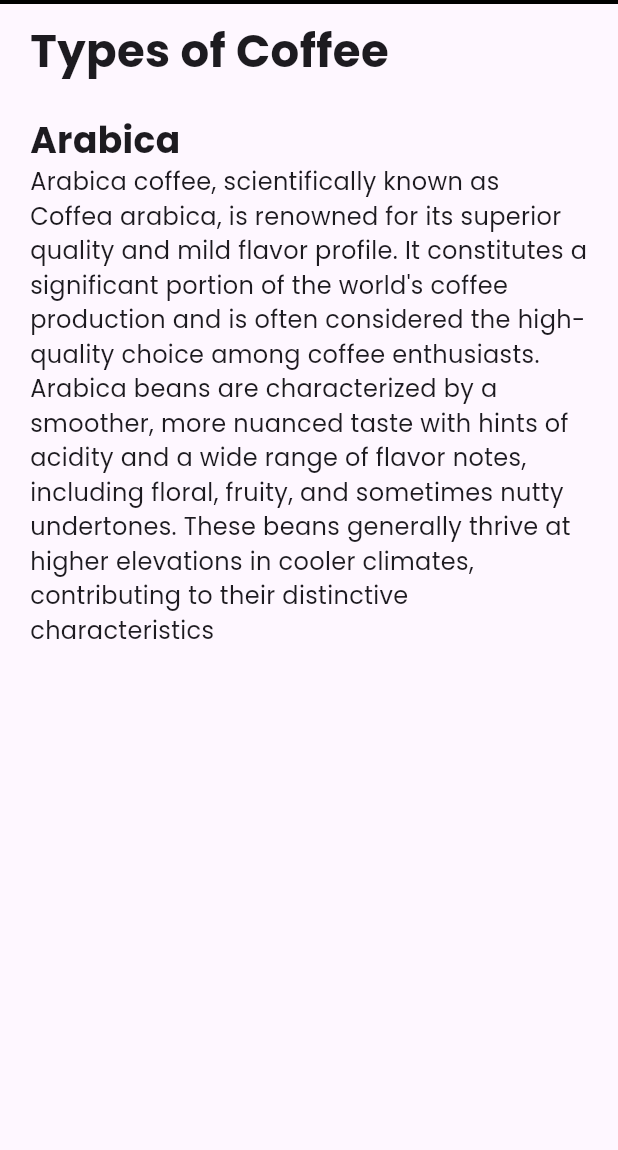
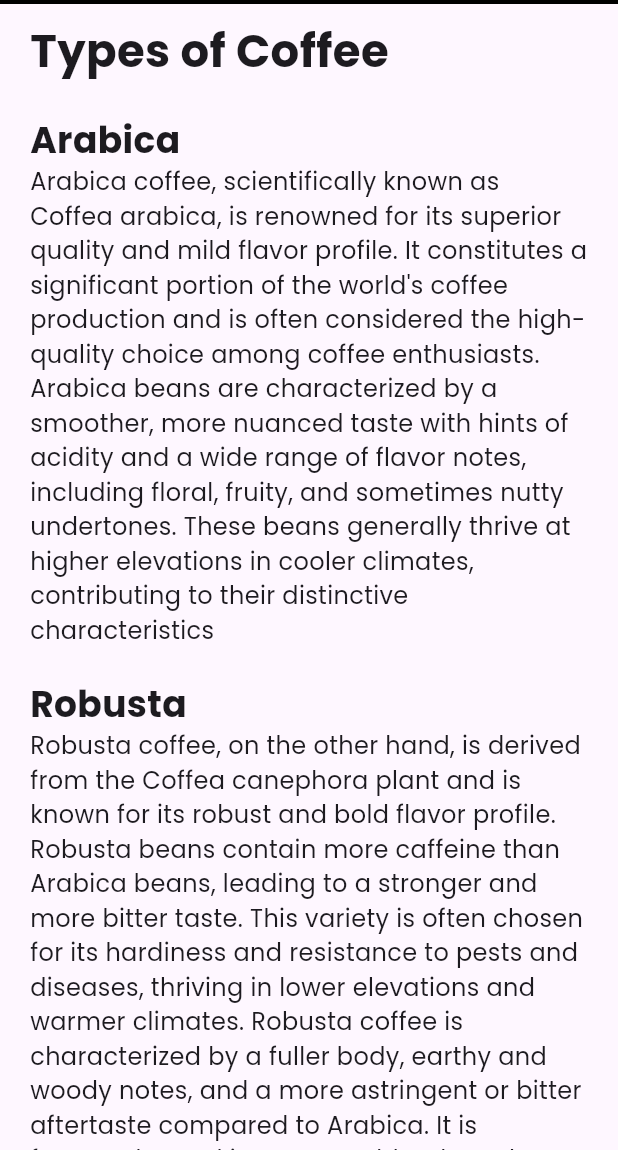
Before and after one commit to fsakhiy/about-coffee-flutter, a Flutter app: the screen it shows after launch, on a phone screen of 412 x 824 dp, the part 86-1236 px from its top. Run offline on Flutter 3.47's test engine with Material 3 defaults, Android fonts, the phone set to English and light mode, and no system bars; our stand-ins replace google_fonts.

Commit message:
added new content

```diff
--- a/lib/main.dart
+++ b/lib/main.dart
@@ -122,21 +122,52 @@ class AboutArabica extends StatelessWidget {
     );
   }
 }
+class AboutRobusta extends StatelessWidget {
+  const AboutRobusta({super.key});
+
+  @override
+  Widget build(BuildContext context) {
+    return Container(
+      margin: const EdgeInsets.symmetric(horizontal: 10),
+      padding: const EdgeInsets.symmetric(vertical: 10, horizontal: 10),
+      width: double.infinity,
+      // decoration: BoxDecoration(
+        // color: Colors.grey[200],
+        // borderRadius: BorderRadius.circular(15.0),
+      // ),
+      child: Column(children: [
+        SizedBox(
+          width: double.infinity,
+          child: Text('Robusta', style: GoogleFonts.poppins(textStyle: const TextStyle(fontWeight: FontWeight.bold), fontSize: 24),),
+        ),
+        SizedBox(
+          width: double.infinity,
+          child: Text("Robusta coffee, on the other hand, is derived from the Coffea canephora plant and is known for its robust and bold flavor profile. Robusta beans contain more caffeine than Arabica beans, leading to a stronger and more bitter taste. This variety is often chosen for its hardiness and resistance to pests and diseases, thriving in lower elevations and warmer climates. Robusta coffee is characterized by a fuller body, earthy and woody notes, and a more astringent or bitter aftertaste compared to Arabica. It is frequently used in espresso blends and instant coffee due to its strong flavor and higher caffeine content", style: GoogleFonts.poppins(textStyle: const TextStyle(fontSize: 16))),
+        )
+      ],),
+    );
+  }
+}
 
 class HomePage extends StatelessWidget {
   const HomePage({super.key});
 
   @override
   Widget build(BuildContext context) {
-    return const Material(
-      child: Column(
+    return Material(
+      child: ListView(
+        children: const <Widget>[
+          Column(
             children: [
               AppBar(),
               TypesOfCoffee(),
               // SizedBox(height: 20),
               AboutArabica(),
+              AboutRobusta(),
             ],
           ),
+        ],
+      )
     );
   }
 }
```
Lines whose indentation alone changed are shown as unchanged.
